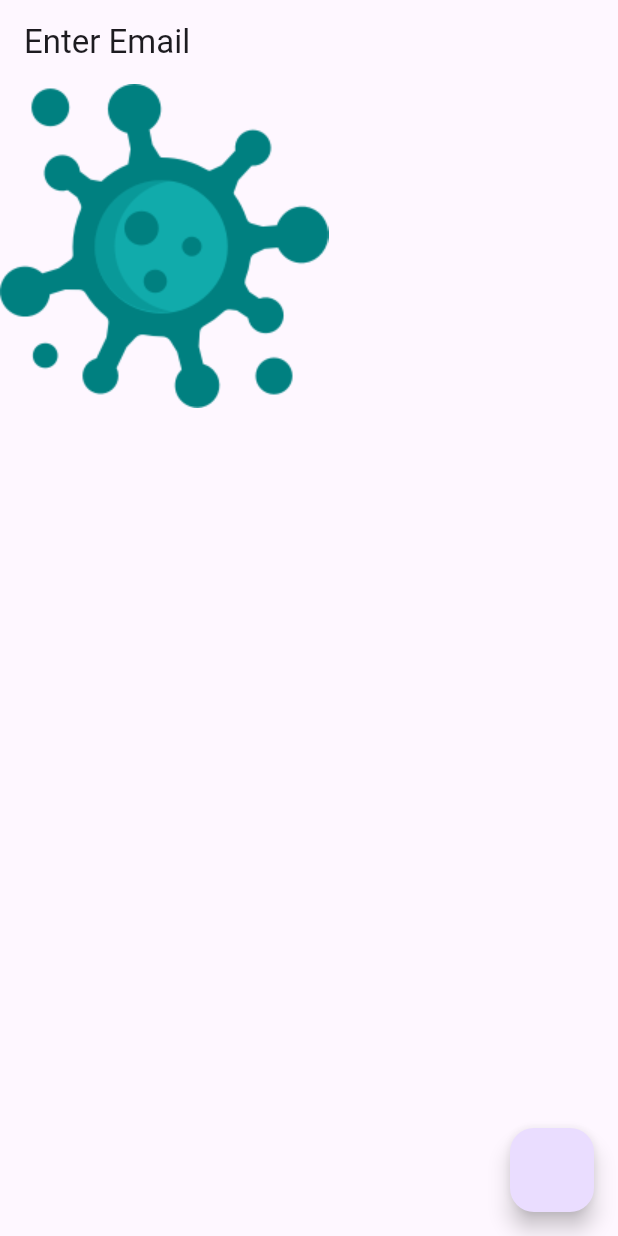
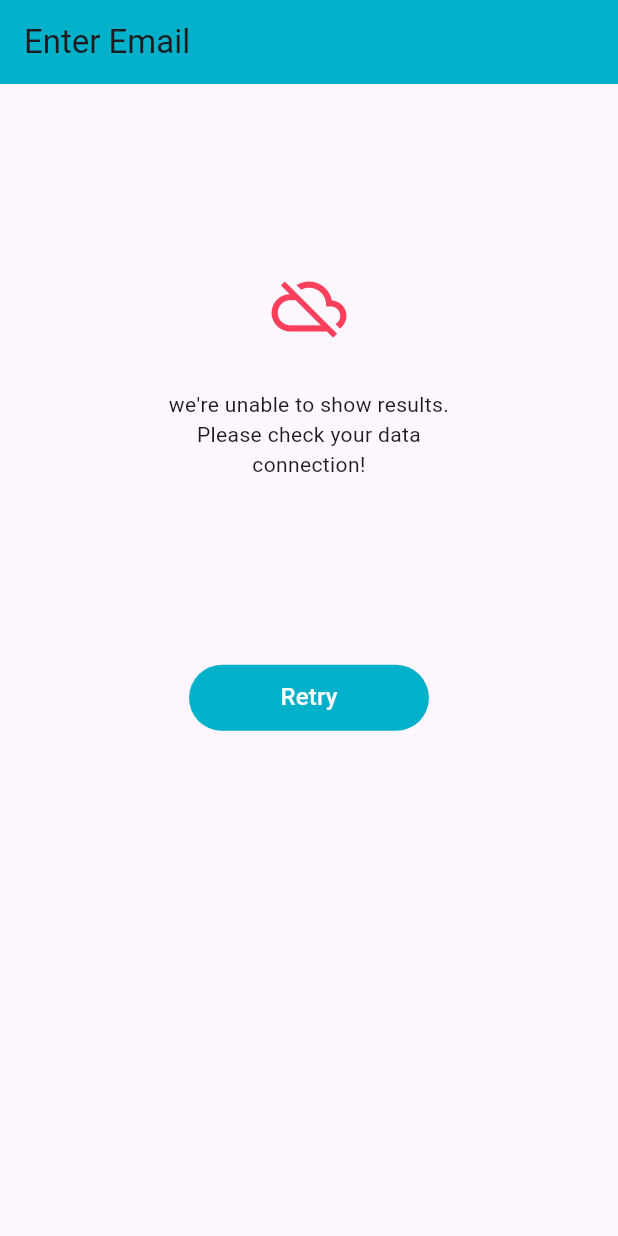
Before and after one commit to Imtiaz16041997/GetX, a Flutter app: the screen it shows after launch, on a phone screen of 412 x 824 dp. Run offline on Flutter 3.47's test engine with Material 3 defaults, Android fonts, the phone set to English and light mode, and no system bars; our stand-ins replace fluttertoast, get.

Commit message:
Components - Internet Exception

```diff
--- /dev/null
+++ b/lib/components/internet_exceptions_widget.dart
@@ -0,0 +1,50 @@
+
+import 'package:flutter/material.dart';
+import 'package:get/get.dart';
+import 'package:getx/res/colors/colors.dart';
+
+
+class InternetExceptionsWidget extends StatefulWidget {
+  final VoidCallback onPress;
+  const InternetExceptionsWidget({super.key,required this.onPress});
+
+  @override
+  State<InternetExceptionsWidget> createState() => _InternetExceptionsWidgetState();
+}
+
+class _InternetExceptionsWidgetState extends State<InternetExceptionsWidget> {
+  @override
+  Widget build(BuildContext context) {
+
+    final height = MediaQuery.of(context).size.height;
+
+    return  Padding(
+        padding: EdgeInsets.symmetric(horizontal: 20),
+        child: Column(
+          children: [
+            SizedBox(height: height * .15,),
+            Icon(Icons.cloud_off, color: AppColor.redColor,size: 50,),
+            Padding(
+              padding: const EdgeInsets.only(top: 30),
+              child: Center(child: Text('internet_exception'.tr,textAlign: TextAlign.center,)),
+            ),
+            SizedBox(height: height * .15,),
+            InkWell(
+              onTap: widget.onPress,
+              child: Container(
+                height: 44,
+                width: 160,
+                decoration: BoxDecoration(
+                  borderRadius: BorderRadius.circular(50),
+                  color: AppColor.primaryColor
+                ),
+                child: Center(child: Text('retry'.tr,style: Theme.of(context).textTheme.titleMedium!.copyWith(color: Colors.white),)),
+              ),
+            )
+
+          ],
+        ),
+
+    );
+  }
+}
--- a/lib/getx_localization/language.dart
+++ b/lib/getx_localization/language.dart
@@ -7,7 +7,9 @@ class Languages extends Translations{
 
   Map<String, Map<String, String>> get keys => {
     'en_US': {
-      'email_hint': 'Enter Email'
+      'email_hint': 'Enter Email',
+      'internet_exception': "we're unable to show results. \nPlease check your data\nconnection!",
+      'retry':'Retry'
     },
     'ur_PK':{
       'email_hint': 'احداث'
--- a/lib/res/colors/colors.dart
+++ b/lib/res/colors/colors.dart
@@ -4,4 +4,17 @@ import 'dart:ui';
 class AppColor{
   static const Color blackColor = Color(0xff000000);
   static const Color whiteColor = Color(0xffffffff);
+
+  static const Color primaryColor = Color(0xff01B1C9);
+
+  static const Color primaryBtnColor = Color(0xff01B1C9);
+  static const Color secondaryBtnColor = Color(0xffFC3F5B);
+
+  static const Color redColor = Color(0xffFC3F5B);
+
+  static const Color primaryTxtColor = Color(0xff000000);
+  static const Color secondaryTxtColor = Color(0xff444648);
+
+
+
 }
--- a/lib/view/screen/splash_screen.dart
+++ b/lib/view/screen/splash_screen.dart
@@ -2,7 +2,9 @@ import 'package:flutter/material.dart';
 import 'package:get/get.dart';
 import 'package:getx/data/app_exception.dart';
 import 'package:getx/res/assets/image_assets.dart';
+import 'package:getx/res/colors/colors.dart';
 
+import '../../components/internet_exceptions_widget.dart';
 import '../../utils/utils.dart';
 
 class SplashScreen extends StatefulWidget {
@@ -15,16 +17,17 @@ class SplashScreen extends StatefulWidget {
 class _SplashScreenState extends State<SplashScreen> {
   @override
   Widget build(BuildContext context) {
-    return Scaffold(
-      body: Image(image: AssetImage(ImageAssets.splashScreen)),
+    return
+
+      Scaffold(
+      body: /*Image(image: AssetImage(ImageAssets.splashScreen))*/
+      InternetExceptionsWidget(onPress: () {
+
+      },),
       appBar: AppBar(
         title: Text('email_hint'.tr),
+        backgroundColor: AppColor.primaryColor,
       ),
-      floatingActionButton: FloatingActionButton(onPressed: (){
-        // throw InternetException('message');
-        Utils.toastMessageCenter('Imtiaz');
-        Utils.toastMessage('Imtiaz');
-      }),
     );
   }
 }
```
